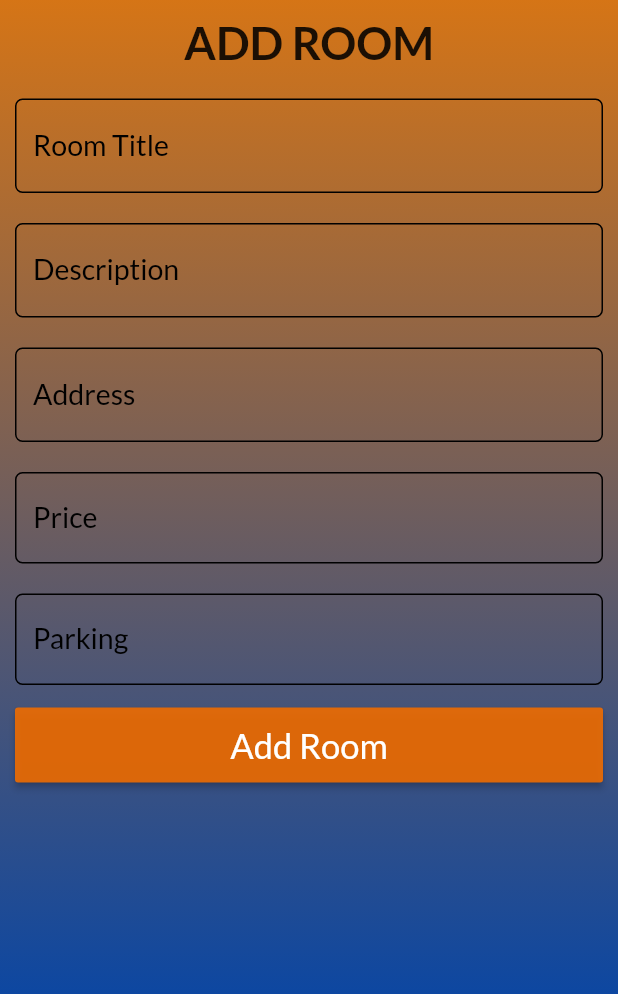
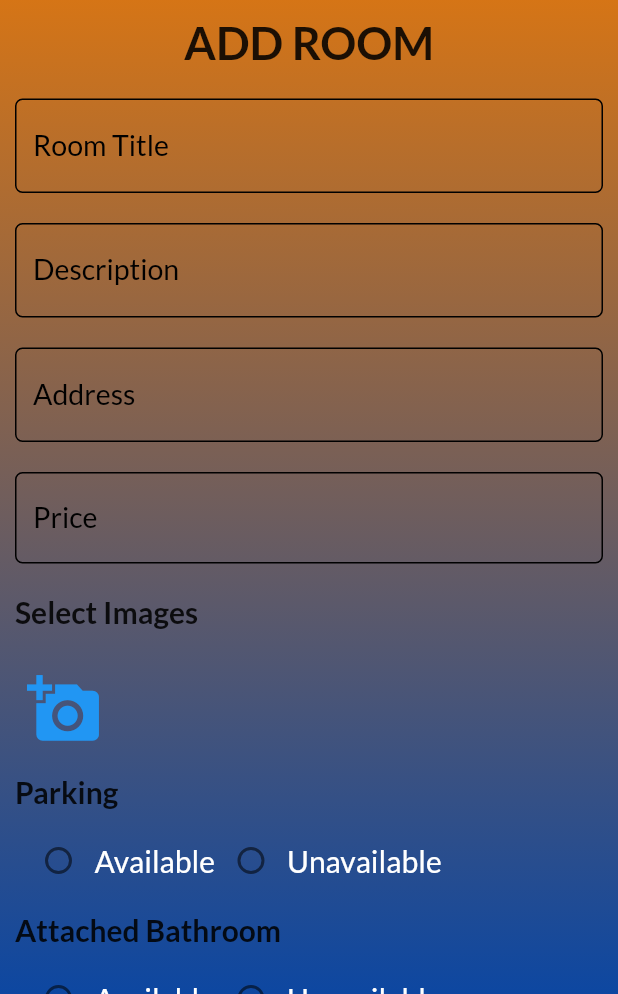
Before and after one commit to Bibekspk/Flutter-Frontend, a Flutter app: the Roompage screen opened directly, on a phone screen of 412 x 824 dp, the part 242-1236 px from its top. Run offline on Flutter 3.47's test engine with Material 2 defaults, Android fonts, the phone set to English and light mode, and no system bars; our stand-ins replace google_fonts, image_picker; missing offline and left inert: flutter_session.

Commit message:
add room frontend and radio button implementation

```diff
--- a/Frontend/lib/src/addRoom.dart
+++ b/Frontend/lib/src/addRoom.dart
@@ -1,10 +1,7 @@
 import 'package:flutter/material.dart';
-// import 'package:flutter_login_signup/src/loginPage.dart';
+import 'package:flutter_login_signup/src/addimg.dart';
 import 'package:flutter_login_signup/src/welcomePage.dart';
 import 'package:flutter_login_signup/models/registermodel.dart';
-
-// import 'package:flutter_login_signup/src/loginPage.dart';
-// import 'package:google_fonts/google_fonts.dart';
 import 'package:http/http.dart' as http;
 import 'dart:convert';
 
@@ -12,6 +9,8 @@ class Roompage extends StatefulWidget {
   @override
   _AddRoomPageState createState() => _AddRoomPageState();
 }
+
+// enum status { available, unavailable }
 
 class _AddRoomPageState extends State<Roompage> {
   TextEditingController nameController = TextEditingController();
@@ -24,8 +23,12 @@ class _AddRoomPageState extends State<Roompage> {
 
   GlobalKey<FormState> globalFormKey = new GlobalKey<FormState>();
 
+  bool parking;
+  bool bathroom;
+
   @override
   Widget build(BuildContext context) {
+    // status _value = status.available;
     return Scaffold(
         appBar: AppBar(backgroundColor: Color.fromRGBO(13, 71, 161, 1)),
         body: Form(
@@ -39,8 +42,7 @@ class _AddRoomPageState extends State<Roompage> {
                     Color.fromRGBO(245, 124, 0, 1),
                     Color.fromRGBO(13, 71, 161, 1)
                   ])),
-              child: ListView(
-                children: <Widget>[
+              child: ListView(children: <Widget>[
                 Image.asset(
                   'assets/logo.PNG',
                   height: 105,
@@ -50,8 +52,8 @@ class _AddRoomPageState extends State<Roompage> {
                     padding: EdgeInsets.all(10),
                     child: Text(
                       'ADD ROOM',
-                        style: TextStyle(
-                            fontWeight: FontWeight.bold, fontSize: 30),
+                      style:
+                          TextStyle(fontWeight: FontWeight.bold, fontSize: 30),
                     )),
                 Container(
                   padding: EdgeInsets.all(10),
@@ -71,11 +73,9 @@ class _AddRoomPageState extends State<Roompage> {
                         errorStyle:
                             TextStyle(fontSize: 19.0, color: Colors.black),
                         enabledBorder: OutlineInputBorder(
-                              borderRadius:
-                                  BorderRadius.all(Radius.circular(5))),
+                            borderRadius: BorderRadius.all(Radius.circular(5))),
                         focusedBorder: OutlineInputBorder(
-                              borderRadius:
-                                  BorderRadius.all(Radius.circular(5)),
+                            borderRadius: BorderRadius.all(Radius.circular(5)),
                             borderSide: BorderSide(color: Colors.white))),
                   ),
                 ),
@@ -95,8 +95,7 @@ class _AddRoomPageState extends State<Roompage> {
                           borderRadius: BorderRadius.all(Radius.circular(5)),
                         ),
                         focusedBorder: OutlineInputBorder(
-                              borderRadius:
-                                  BorderRadius.all(Radius.circular(5)),
+                            borderRadius: BorderRadius.all(Radius.circular(5)),
                             borderSide: BorderSide(color: Colors.white)),
                         labelText: 'Description',
                         labelStyle:
@@ -112,11 +111,9 @@ class _AddRoomPageState extends State<Roompage> {
                     controller: contactController,
                     decoration: InputDecoration(
                         enabledBorder: OutlineInputBorder(
-                              borderRadius:
-                                  BorderRadius.all(Radius.circular(5))),
+                            borderRadius: BorderRadius.all(Radius.circular(5))),
                         focusedBorder: OutlineInputBorder(
-                              borderRadius:
-                                  BorderRadius.all(Radius.circular(5)),
+                            borderRadius: BorderRadius.all(Radius.circular(5)),
                             borderSide: BorderSide(color: Colors.white)),
                         labelText: 'Address',
                         labelStyle:
@@ -133,11 +130,9 @@ class _AddRoomPageState extends State<Roompage> {
                     controller: passwordController,
                     decoration: InputDecoration(
                         enabledBorder: OutlineInputBorder(
-                              borderRadius:
-                                  BorderRadius.all(Radius.circular(5))),
+                            borderRadius: BorderRadius.all(Radius.circular(5))),
                         focusedBorder: OutlineInputBorder(
-                              borderRadius:
-                                  BorderRadius.all(Radius.circular(5)),
+                            borderRadius: BorderRadius.all(Radius.circular(5)),
                             borderSide: BorderSide(color: Colors.white)),
                         labelText: 'Price',
                         labelStyle:
@@ -147,35 +142,155 @@ class _AddRoomPageState extends State<Roompage> {
                   ),
                 ),
                 Container(
+                    padding: EdgeInsets.all(10),
+                    child: Text(
+                      'Select Images',
+                      style:
+                          TextStyle(fontWeight: FontWeight.bold, fontSize: 20),
+                    )),
+                Container(
                   padding: EdgeInsets.fromLTRB(10, 10, 10, 0),
-                    child: TextFormField(
-                      // obscureText: true,
-                      style: TextStyle(fontSize: 17.5),
-                      controller: confirmpasswordController,
-                      validator: (input) => !(input.length > 3)
-                          ? "Plese provide valid room information"
-                          : null,
-                      decoration: InputDecoration(
-                          errorStyle:
-                              TextStyle(fontSize: 16.0, color: Colors.black),
-                          enabledBorder: OutlineInputBorder(
-                              borderRadius:
-                                  BorderRadius.all(Radius.circular(5))),
-                          focusedBorder: OutlineInputBorder(
-                              borderRadius:
-                                  BorderRadius.all(Radius.circular(5)),
-                              borderSide: BorderSide(color: Colors.white)),
-                          labelText: 'Parking',
-                          labelStyle:
-                              TextStyle(fontSize: 19.0, color: Colors.black),
-                          fillColor: Colors.transparent,
-                          filled: true),
+                  child: IconButton(
+                    alignment: Alignment.topLeft,
+                    focusColor: Colors.blue,
+                    iconSize: 50,
+                    splashColor: Colors.white,
+                    icon: Icon(Icons.add_a_photo, color: Colors.blue, size: 50),
+                    onPressed: () {
+                      Navigator.push(context,
+                          MaterialPageRoute(builder: (context) => Imgpicker()));
+                    },
                   ),
                 ),
                 Container(
+                    padding: EdgeInsets.all(10),
+                    child: Text(
+                      'Parking',
+                      style:
+                          TextStyle(fontWeight: FontWeight.bold, fontSize: 20),
+                    )),
+                Container(
+                  margin: EdgeInsets.fromLTRB(15, 0, 0, 0),
+                  child: Row(
+                    children: <Widget>[
+                      Radio(
+                          value: true,
+                          groupValue: parking,
+                          activeColor: Colors.blue,
+                          onChanged: (T) {
+                            print(T);
+                            setState(() {
+                              parking = T;
+                            });
+                          }),
+                      Text(
+                        'Available',
+                        style: TextStyle(
+                            fontWeight: FontWeight.normal,
+                            fontSize: 20,
+                            color: Colors.white),
+                      ),
+                      Radio(
+                        value: false,
+                        groupValue: parking,
+                        onChanged: (T) {
+                          print(T);
+                          setState(() {
+                            parking = T;
+                          });
+                        },
+                      ),
+                      Text(
+                        'Unavailable',
+                        style: TextStyle(
+                            fontWeight: FontWeight.normal,
+                            fontSize: 20,
+                            color: Colors.white),
+                      ),
+                    ],
+                  ),
+                ),
+                Container(
+                    padding: EdgeInsets.all(10),
+                    child: Text(
+                      'Attached Bathroom',
+                      style:
+                          TextStyle(fontWeight: FontWeight.bold, fontSize: 20),
+                    )),
+                Container(
+                  margin: EdgeInsets.fromLTRB(15, 0, 0, 0),
+                  child: Row(
+                    children: <Widget>[
+                      Radio(
+                          value: true,
+                          groupValue: bathroom,
+                          activeColor: Colors.blue,
+                          onChanged: (T) {
+                            print(T);
+                            setState(() {
+                              bathroom = T;
+                            });
+                          }),
+                      Text(
+                        'Available',
+                        style: TextStyle(
+                            fontWeight: FontWeight.normal,
+                            fontSize: 20,
+                            color: Colors.white),
+                      ),
+                      Radio(
+                        value: false,
+                        groupValue: bathroom,
+                        onChanged: (T) {
+                          print(T);
+                          setState(() {
+                            bathroom = T;
+                          });
+                        },
+                      ),
+                      Text(
+                        'Unavailable',
+                        style: TextStyle(
+                            fontWeight: FontWeight.normal,
+                            fontSize: 20,
+                            color: Colors.white),
+                      ),
+                    ],
+                  ),
+                ),
+
+                // Row(
+                //   children: <Widget>[
+                //     ListTile(
+                //       title: const Text('Lafayette'),
+                //       leading: Radio(
+                //         value: status.available,
+                //         groupValue: _value,
+                //         onChanged: (status value) {
+                //           setState(() {
+                //             _value = value;
+                //           });
+                //         },
+                //       ),
+                //     ),
+                //     ListTile(
+                //       title: const Text('Thomas Jefferson'),
+                //       leading: Radio(
+                //         value: status.available,
+                //         groupValue: _value,
+                //         onChanged: (status value) {
+                //           setState(() {
+                //             _value = value;
+                //           });
+                //         },
+                //       ),
+                //     ),
+                //   ],
+                // ),
+                Container(
                     height: 50,
                     padding: EdgeInsets.fromLTRB(0, 0, 0, 0),
-                      margin: EdgeInsets.fromLTRB(10, 15, 10, 0),
+                    margin: EdgeInsets.fromLTRB(10, 15, 10, 10),
                     child: RaisedButton(
                         textColor: Colors.white,
                         color: Color.fromRGBO(239, 108, 0, 0.9),
@@ -187,29 +302,8 @@ class _AddRoomPageState extends State<Roompage> {
                           validate();
                           print(emailController.text);
                         })),
-                  // Container(
-                  //     child: Row(
-                  //   children: <Widget>[
-                  //     Text('Already Have an account?'),
-                  //     FlatButton(
-                  //       textColor: Colors.amber,
-                  //       child: Text(
-                  //         'Login',
-                  //         style: TextStyle(fontSize: 18),
-                  //       ),
-                  //       onPressed: () {
-                  //         Navigator.push(
-                  //             context,
-                  //             MaterialPageRoute(
-                  //                 builder: (context) => LoginPage()));
-                  //       },
-                  //     )
-                  //   ],
-                  //   mainAxisAlignment: MainAxisAlignment.center,
-                  // ))
-                ],
-              ))),
-    );
+              ]),
+            )));
   }
 
   void sendregdata() async {
--- a/Frontend/lib/src/components/body.dart
+++ b/Frontend/lib/src/components/body.dart
@@ -1,5 +1,6 @@
 import 'package:flutter/material.dart';
 import 'package:flutter_login_signup/src/addRoom.dart';
+// import 'package:flutter_login_signup/src/addimg.dart';
 import 'package:flutter_session/flutter_session.dart';
 
 class Body extends StatefulWidget {
--- a/Frontend/pubspec.yaml
+++ b/Frontend/pubspec.yaml
@@ -14,7 +14,7 @@ description: A new Flutter project.
 version: 1.0.0+1
 
 environment:
-  sdk: ">=2.1.0 <3.0.0"
+  sdk: ">=2.10.0 <3.0.0"
 
 dependencies:
   flutter:
@@ -23,14 +23,18 @@ dependencies:
   # The following adds the Cupertino Icons font to your application.
   # Use with the CupertinoIcons class for iOS style icons.
   cupertino_icons: ^0.1.2
+  image_picker:
   google_fonts: ^0.3.5
   flutter_session: ^0.1.1
   json_annotation:
+
 
 dev_dependencies:
   json_serializable:
   flutter_test:
     sdk: flutter
+
+
 
 
 # For information on the generic Dart part of this file, see the
```
Also changed, not shown: Frontend/lib/src/addimg.dart (added, +61 -0 lines), Frontend/pubspec.lock. Lines whose indentation alone changed are shown as unchanged.
